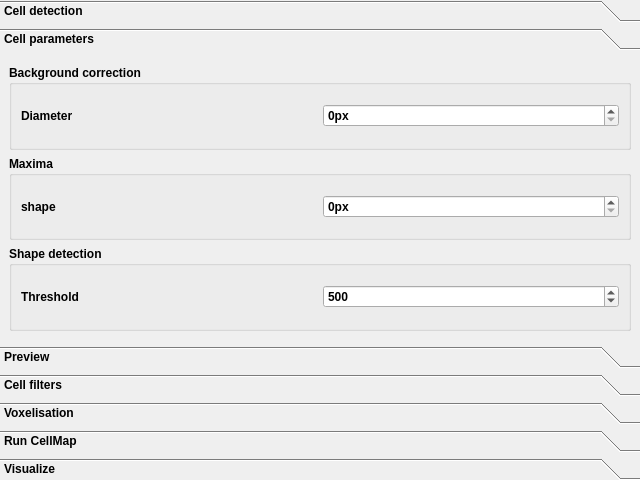
Qt form ClearMap/gui/creator/cell_map_params.ui (ClearAnatomics/ClearMap) before a commit.
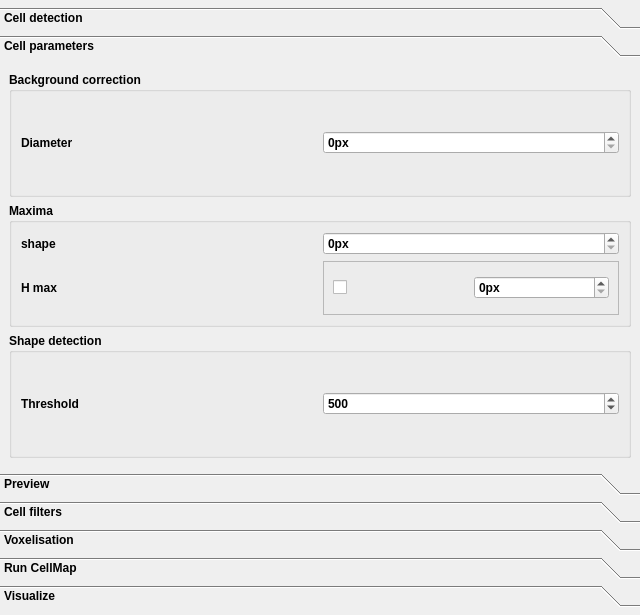
The same form after that commit. The open tabs and pages were chosen to show the change. Icons and pictures are not drawn.

Commit message: FEATURE: Adds h_max advanced parameter to cell_map tab

Patch:
```diff
--- a/ClearMap/gui/creator/cell_map_params.ui
+++ b/ClearMap/gui/creator/cell_map_params.ui
@@ -7,7 +7,7 @@
     <x>0</x>
     <y>0</y>
     <width>640</width>
-    <height>480</height>
+    <height>615</height>
    </rect>
   </property>
   <property name="windowTitle">
@@ -48,7 +48,7 @@
         <x>0</x>
         <y>0</y>
         <width>640</width>
-        <height>330</height>
+        <height>450</height>
        </rect>
       </property>
       <attribute name="label">
@@ -77,8 +77,8 @@
            <rect>
             <x>0</x>
             <y>0</y>
-            <width>216</width>
-            <height>228</height>
+            <width>640</width>
+            <height>390</height>
            </rect>
           </property>
           <attribute name="label">
@@ -122,15 +122,15 @@
              <property name="title">
               <string>Maxima</string>
              </property>
-             <layout class="QHBoxLayout" name="horizontalLayout_10">
-              <item>
+             <layout class="QGridLayout" name="gridLayout_3">
+              <item row="0" column="0">
                <widget class="QLabel" name="label_22">
                 <property name="text">
                  <string>shape</string>
                 </property>
                </widget>
               </item>
-              <item>
+              <item row="0" column="1">
                <widget class="QSpinBox" name="maximaShape">
                 <property name="suffix">
                  <string>px</string>
@@ -140,6 +140,42 @@
                 </property>
                </widget>
               </item>
+              <item row="1" column="0">
+               <widget class="QLabel" name="label_23">
+                <property name="text">
+                 <string>H max</string>
+                </property>
+               </widget>
+              </item>
+              <item row="1" column="1">
+               <widget class="QFrame" name="hMaxSinglet">
+                <property name="frameShape">
+                 <enum>QFrame::StyledPanel</enum>
+                </property>
+                <property name="frameShadow">
+                 <enum>QFrame::Raised</enum>
+                </property>
+                <layout class="QHBoxLayout" name="horizontalLayout_10">
+                 <item>
+                  <widget class="QCheckBox" name="checkBox_2">
+                   <property name="text">
+                    <string/>
+                   </property>
+                  </widget>
+                 </item>
+                 <item>
+                  <widget class="QSpinBox" name="maximaShape_2">
+                   <property name="suffix">
+                    <string>px</string>
+                   </property>
+                   <property name="maximum">
+                    <number>65535</number>
+                   </property>
+                  </widget>
+                 </item>
+                </layout>
+               </widget>
+              </item>
              </layout>
             </widget>
            </item>
```
Left out of the diff: 16 changed lines with no effect on the pictures. The commit also changes 3 other files.
